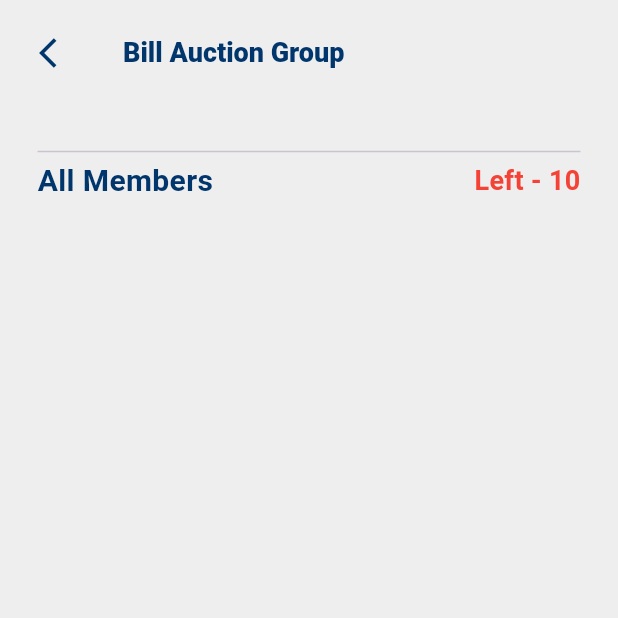
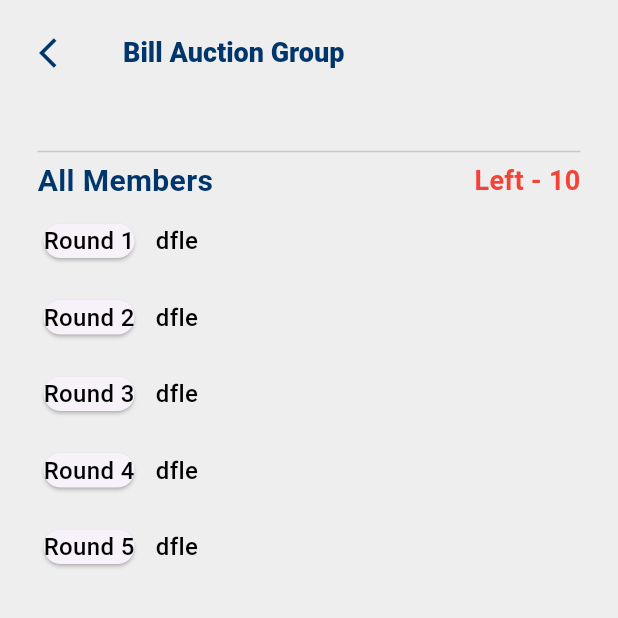
Before and after one commit to NathanMyanmar2023/mobile_fintech_nathan, a Flutter app: the BillAuctionJoinedScreen screen opened directly with empty values, on a phone screen of 412 x 824 dp, the top half of it. Run offline on Flutter 3.47's test engine with Material 3 defaults, Android fonts, the phone set to English and light mode, and no system bars; our stand-ins replace cached_network_image, country_code_picker, dio, flutter_spinkit, flutter_svg, fluttericon and 11 more; missing offline and left inert: flag, flutter_app_version_checker, flutter_launcher_icons, flutter_mdetect, rabbit_converter; accounts and stored records are empty; generated files the repository leaves out were written again; network calls fail.

```diff
--- a/lib/config/config.dart
+++ b/lib/config/config.dart
@@ -13,7 +13,5 @@ class Config {
   /// localhost
   static const String productionUrl = "http://143.198.212.100/";
 
- // static const String productionUrl = "http://hangulmyanmar.com/";
-
   static const bool isLiveVoucher = false;
 }
--- a/lib/objects/product_detail_ob.dart
+++ b/lib/objects/product_detail_ob.dart
@@ -30,6 +30,7 @@ class ProductData {
       this.productCode,
       this.id,
       this.name,
+    this.size,
       this.stock,
       this.price,
       this.discount,
@@ -47,6 +48,7 @@ class ProductData {
     productCode = json['product_code'];
     id = json['id'];
     name = json['name'];
+    size = json['size'];
     stock = json['stock'];
     price = json['price'];
     discount = json['discount'];
@@ -63,6 +65,7 @@ class ProductData {
   String? productCode;
   int? id;
   String? name;
+  String? size;
   int? stock;
   String? price;
   dynamic discount;
@@ -81,6 +84,7 @@ class ProductData {
     map['product_code'] = productCode;
     map['id'] = id;
     map['name'] = name;
+    map['size'] = size;
     map['stock'] = stock;
     map['price'] = price;
     map['discount'] = discount;
--- /dev/null
+++ b/lib/views/screens/money_market/auction_round/auction_round_view.dart
@@ -0,0 +1,53 @@
+import 'package:flutter/material.dart';
+
+import '../../../../resources/colors.dart';
+import '../../../../widgets/nathan_text_view.dart';
+
+
+class AuctionRoundView extends StatefulWidget {
+  const AuctionRoundView({Key? key}) : super(key: key);
+
+  @override
+  State<AuctionRoundView> createState() => _AuctionRoundViewState();
+}
+
+class _AuctionRoundViewState extends State<AuctionRoundView> {
+  final scroll_controller = ScrollController();
+  @override
+  Widget build(BuildContext context) {
+    return Wrap(
+      children: [
+        ListView.builder(
+          controller: scroll_controller,
+          itemCount: 5,
+          shrinkWrap: true,
+          itemBuilder: (BuildContext context, index) {
+            return Padding(
+              padding: const EdgeInsets.symmetric(vertical: 10),
+              child: Row(
+                crossAxisAlignment: CrossAxisAlignment.center,
+                mainAxisAlignment: MainAxisAlignment.spaceBetween,
+                children: [
+                  Expanded(
+                    child: Row(
+                      crossAxisAlignment: CrossAxisAlignment.center,
+                      mainAxisAlignment: MainAxisAlignment.start,
+                      children: [
+                        Card(
+                         // backgroundColor: colorPrimary.withOpacity(0.8),
+                          child:  NathanTextView(text:"Round ${index+1}"),
+                        ),
+                        const SizedBox(width: 10,),
+                        Expanded(child: NathanTextView(text: "dfle",)),
+                      ],
+                    ),
+                  ),
+                ],
+              ),
+            );
+          },
+        ),
+      ],
+    );
+  }
+}
--- a/lib/views/screens/money_market/bill_auction_joined_screen.dart
+++ b/lib/views/screens/money_market/bill_auction_joined_screen.dart
@@ -17,6 +17,7 @@ import '../../../widgets/app_bar_title_view.dart';
 import '../../../widgets/long_button_view.dart';
 import '../../../widgets/nathan_text_view.dart';
 import 'agree_selection_view.dart';
+import 'auction_round/auction_round_view.dart';
 import 'money_market_screen.dart';
 
 class BillAuctionJoinedScreen extends StatefulWidget {
@@ -148,89 +149,6 @@ class _BillAuctionJoinedScreenState extends State<BillAuctionJoinedScreen> {
             });
       }
     });
-    //
-    // /// request leave gp stream
-    // _auctionLeaveStream = _auctionLeaveBloc.auctionLeaveStream();
-    // _auctionLeaveStream.listen((ResponseOb resp) {
-    //   if (resp.success) {
-    //     showDialog(
-    //         context: context,
-    //         builder: (context) {
-    //           return AlertDialog(
-    //             title: const Text('Success'),
-    //             content: Column(
-    //               crossAxisAlignment: CrossAxisAlignment.center,
-    //               mainAxisSize: MainAxisSize.min,
-    //               children: [
-    //                 Image.asset('images/welcome.png', height: 100, width: 100),
-    //                 const SizedBox(height: 10),
-    //                 Text(
-    //                   resp.message.toString(),
-    //                 ),
-    //               ],
-    //             ),
-    //             actions: [
-    //               TextButton(
-    //                 onPressed: () {
-    //                   popBack(context: context);
-    //                  // _cartBloc.cartList();
-    //                   _auctionDetailBloc.getAuctionDetail(widget.auctionId);
-    //                 },
-    //                 child: const Text(
-    //                   'OK',
-    //                   style: TextStyle(
-    //                     color: colorPrimary,
-    //                   ),
-    //                 ),
-    //               ),
-    //             ],
-    //           );
-    //         });
-    //   } else {
-    //     showDialog(
-    //         context: context,
-    //         builder: (context) {
-    //           return AlertDialog(
-    //             title: const Text('Leave group!'),
-    //             content: Column(
-    //               crossAxisAlignment: CrossAxisAlignment.center,
-    //               mainAxisSize: MainAxisSize.min,
-    //               children: [
-    //                 Image.asset('images/welcome.png', height: 100, width: 100),
-    //                 const SizedBox(height: 10),
-    //                 Text(
-    //                   resp.message.toString(),
-    //                 ),
-    //               ],
-    //             ),
-    //             actions: [
-    //               TextButton(
-    //                 onPressed: () {
-    //                   popBack(context: context);
-    //                 },
-    //                 child: const Text(
-    //                   'Cancel',
-    //                   style: TextStyle(
-    //                     color: colorPrimary,
-    //                   ),
-    //                 ),
-    //               ),
-    //               TextButton(
-    //                 onPressed: () {
-    //                   requestAuctionLeave(billAuctionUserLists[index].auctionId!, 1);
-    //                 },
-    //                 child: const Text(
-    //                   'OK',
-    //                   style: TextStyle(
-    //                     color: colorPrimary,
-    //                   ),
-    //                 ),
-    //               ),
-    //             ],
-    //           );
-    //         });
-    //   }
-    // });
   }
 int? userId = 0;
   getUserData() async {
@@ -294,6 +212,7 @@ int? userId = 0;
               child: Column(
                 children: [
                   Expanded(
+                    child: SingleChildScrollView(
                       child: Column(
                         crossAxisAlignment: CrossAxisAlignment.start,
                         children: [
@@ -473,7 +392,10 @@ int? userId = 0;
                               );
                             },
                           ),
+                          // get round
+                          const AuctionRoundView(),
                         ],
+                      ),
                     ),
                   ),
                   limitCount == existingUsers ? const SizedBox() :
@@ -486,17 +408,6 @@ int? userId = 0;
                         }
                     ),
                   ),
-                  // Padding(
-                  //   padding: const EdgeInsets.symmetric(vertical: 20),
-                  //   child: LongButtonView(
-                  //       text: "Leave",
-                  //       backgroundColor: colorSeconary.withOpacity(0.5),
-                  //       textColor: Colors.red,
-                  //       onTap: () {
-                  //
-                  //       }
-                  //   ),
-                  // )
                 ],
               ),
             ),
```
Also changed, not shown: lib/pages/product_detail_page.dart (+16 -1 lines), 1 other file. Lines whose indentation alone changed are shown as unchanged.
